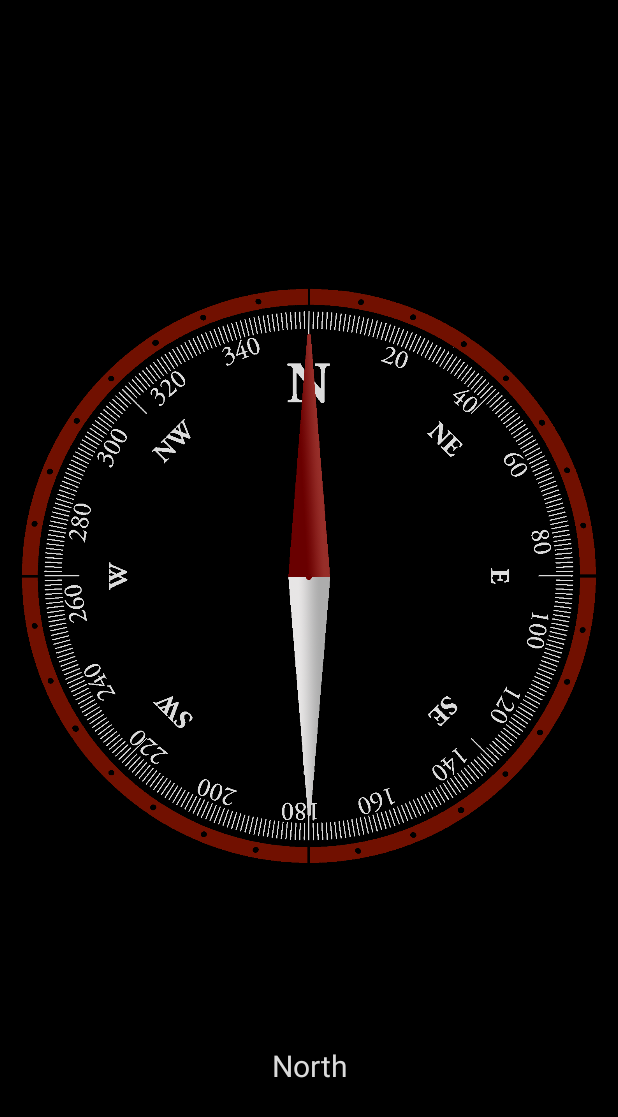
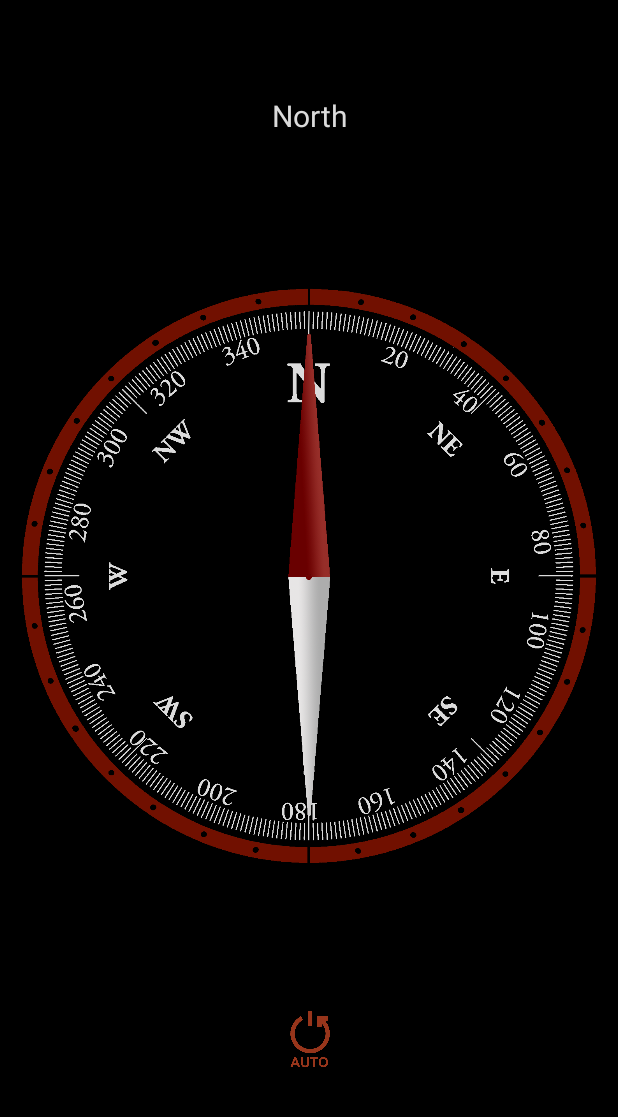
Before and after one commit to stephan-hoedtke/MobiCompass, an Android app: the screen it shows after launch (MainActivity), on a phone screen of 412 x 824 dp. Shown: the top 1117 px of the screen. Run offline under Robolectric (Android 15) with nearby library versions, the phone set to English and light mode, and no system bars; our stand-ins replace data binding, navigation-ui.

Commit message:
Switch automatic mode on off

```diff
--- a/app/src/main/java/com/stho/mobicompass/MainFragment.java
+++ b/app/src/main/java/com/stho/mobicompass/MainFragment.java
@@ -19,7 +19,7 @@ public class MainFragment extends Fragment {
     private final Handler handler = new Handler();
     private MainViewModel viewModel;
     private MainFragmentBinding binding;
-    private IOrientationFilter filter;
+    private OrientationSensorListener.IOrientationFilter filter;
     private OrientationSensorListener sensorListener ;
     public static MainFragment build() {
         return new MainFragment();
@@ -39,8 +39,8 @@ public class MainFragment extends Fragment {
     public View onCreateView(@NonNull LayoutInflater inflater, @Nullable ViewGroup container, @Nullable Bundle savedInstanceState) {
         binding = DataBindingUtil.inflate(inflater, R.layout.main_fragment, container, false);
         binding.compassRing.setOnRotateListener(delta -> viewModel.rotateRing(delta));
-        binding.compassRing.setOnDoubleTapListener(() -> viewModel.seek());
-        binding.headline.setOnClickListener(view -> viewModel.reset());
+        binding.compassRing.setOnDoubleTapListener(() -> viewModel.reset());
+        binding.buttonManualMode.setOnClickListener(view -> viewModel.toggleManualMode());
         viewModel.getRingAngleLD().observe(getViewLifecycleOwner(), this::observeRingAngle);
         viewModel.getNorthPointerPositionLD().observe(getViewLifecycleOwner(), this::observeNorthPointer);
         viewModel.getDirectionNameLD().observe(getViewLifecycleOwner(), this::observeDirection);
@@ -92,6 +92,8 @@ public class MainFragment extends Fragment {
     }
 
     private void observeManualMode(boolean manualMode) {
-        binding.headline.setTextColor(ContextCompat.getColor(requireContext(), manualMode ? R.color.colorPrimaryTextAccent : R.color.colorPrimaryText));
+        binding.buttonManualMode.setImageResource(
+                manualMode ? R.drawable.manual : R.drawable.auto
+        );
     }
 }
--- a/app/src/main/java/com/stho/mobicompass/MainViewModel.java
+++ b/app/src/main/java/com/stho/mobicompass/MainViewModel.java
@@ -42,21 +42,26 @@ public class MainViewModel extends AndroidViewModel {
     }
 
     void reset() {
-        manualModeLiveData.setValue(false);
-    }
-
-    void seek() {
-        manualModeLiveData.setValue(false);
+        manualModeLiveData.setValue(true);
+        ringAngleLiveData.setValue(0f);
     }
 
     void updateNorthPointer(Orientation orientation) {
-        double azimuth = orientation.getAzimuth();
-        northPointerPositionLiveData.postValue((float)azimuth);
-
-        if (isAutomaticMode()) {
-            ringAngleLiveData.postValue((float)azimuth);
+        double newAzimuth = orientation.getAzimuth();
+        float oldAzimuth = assureValue(northPointerPositionLiveData.getValue());
+        if (Math.abs(oldAzimuth - newAzimuth) > EPS) {
+            northPointerPositionLiveData.postValue((float) newAzimuth);
+            if (isAutomaticMode()) {
+                ringAngleLiveData.postValue((float) newAzimuth);
+            }
         }
     }
+
+    void toggleManualMode() {
+        manualModeLiveData.setValue(isAutomaticMode());
+    }
+
+    private static final double EPS = 0.0000001;
 
     private boolean isAutomaticMode() {
         return !assureValue(manualModeLiveData.getValue());
--- a/app/src/main/java/com/stho/mobicompass/OrientationFilter.java
+++ b/app/src/main/java/com/stho/mobicompass/OrientationFilter.java
@@ -1,16 +1,12 @@
 package com.stho.mobicompass;
 
-interface IOrientationFilter {
-    void onOrientationAnglesChanged(Quaternion orientation);
-    Orientation getCurrentOrientation();
 
-}
 /*
     The class takes updates of the orientation vector by listening to onOrientationChanged(rotationMatrix).
     The values will be stored and smoothed with acceleration.
     A handler will regularly read the updated smoothed orientation
  */
-class OrientationAccelerationFilter implements IOrientationFilter {
+class OrientationAccelerationFilter implements OrientationSensorListener.IOrientationFilter {
 
     private final QuaternionAcceleration acceleration = QuaternionAcceleration.create(DEFAULT_ACCELERATION_FACTOR);
 
--- a/app/src/main/java/com/stho/mobicompass/OrientationSensorListener.java
+++ b/app/src/main/java/com/stho/mobicompass/OrientationSensorListener.java
@@ -11,6 +11,11 @@ import android.view.WindowManager;
 
 public class OrientationSensorListener implements SensorEventListener {
 
+    interface IOrientationFilter {
+        void onOrientationAnglesChanged(Quaternion orientation);
+        Orientation getCurrentOrientation();
+
+    }
     private final IOrientationFilter filter;
     private final SensorManager sensorManager;
     private final WindowManager windowManager;
@@ -38,6 +43,9 @@ public class OrientationSensorListener implements SensorEventListener {
     public void onResume() {
         // TODO: for API30 you shall user: context.display.rotation
         display = windowManager.getDefaultDisplay();
+        hasMagnetometer = false;
+        hasAccelerationMagnetometer = false;
+        hasGyro = false;
         initializeRotationVectorSensor();
     }
 
--- a/app/src/main/res/layout/main_fragment.xml
+++ b/app/src/main/res/layout/main_fragment.xml
@@ -17,14 +17,14 @@
             android:layout_width="0dp"
             android:layout_height="0dp"
             android:orientation="horizontal"
-            app:layout_constraintGuide_percent="0.15" />
+            app:layout_constraintGuide_percent="0.20" />
 
         <androidx.constraintlayout.widget.Guideline
             android:id="@+id/horizontal_guideline2"
             android:layout_width="0dp"
             android:layout_height="0dp"
             android:orientation="horizontal"
-            app:layout_constraintGuide_percent="0.85" />
+            app:layout_constraintGuide_percent="0.80" />
 
         <FrameLayout
             android:layout_width="0dp"
@@ -72,11 +72,26 @@
             android:layout_height="wrap_content"
             android:layout_margin="@dimen/narrow_margin"
             android:text="@string/label_default_headline"
-            app:layout_constraintTop_toTopOf="@id/horizontal_guideline2"
-            app:layout_constraintBottom_toBottomOf="parent"
+            app:layout_constraintTop_toTopOf="parent"
+            app:layout_constraintBottom_toBottomOf="@id/horizontal_guideline1"
             android:textColor="@color/colorPrimaryText"
             android:textSize="20sp"
             android:textAlignment="center" />
 
+        <ImageView
+            android:id="@+id/button_manual_mode"
+            android:layout_width="@dimen/button_size"
+            android:layout_height="@dimen/button_size"
+            app:layout_constraintTop_toTopOf="@id/horizontal_guideline2"
+            app:layout_constraintBottom_toBottomOf="parent"
+            app:layout_constraintStart_toStartOf="parent"
+            app:layout_constraintEnd_toEndOf="parent"
+            android:clickable="true"
+            android:focusable="true"
+            android:background="?android:attr/selectableItemBackgroundBorderless"
+            android:src="@drawable/auto"
+            android:contentDescription="@string/label_toggle_manual_mode"
+            />
+
     </androidx.constraintlayout.widget.ConstraintLayout>
 </layout>
--- a/app/src/main/res/values/colors.xml
+++ b/app/src/main/res/values/colors.xml
@@ -5,7 +5,7 @@
     <color name="colorPrimaryLight">#7f0000</color>
     <color name="colorPrimaryDark">#000000</color>
     <color name="colorPrimaryText">#dbdbdb</color>
-    <color name="colorPrimaryTextAccent">#dd3a33</color>
+    <color name="colorPrimaryTextAccent">#e0cbcb</color>
     <color name="colorPrimaryTextDark">#711000</color>
     <color name="colorBackground">#000000</color>
 </resources>
--- a/app/src/main/res/values/dimen.xml
+++ b/app/src/main/res/values/dimen.xml
@@ -1,4 +1,5 @@
 <?xml version="1.0" encoding="utf-8"?>
 <resources>
     <dimen name="narrow_margin">11dp</dimen>
+    <dimen name="button_size">48dp</dimen>
 </resources>
--- a/app/src/main/res/values/strings.xml
+++ b/app/src/main/res/values/strings.xml
@@ -2,4 +2,5 @@
     <string name="app_name">Mobile Compass</string>
     <string name="label_default_headline">Northeast by east</string>
     <string name="label_empty" />
+    <string name="label_toggle_manual_mode">toggle manual mode</string>
 </resources>
--- a/app/src/main/res/values/styles.xml
+++ b/app/src/main/res/values/styles.xml
@@ -6,6 +6,7 @@
         <item name="colorPrimaryDark">@color/colorPrimaryDark</item>
         <item name="colorAccent">@color/colorAccent</item>
         <item name="actionBarTheme">@style/MyTheme.AppBarOverlay</item>
+        <item name="colorControlHighlight">@color/colorPrimaryTextAccent</item>
     </style>
 
     <style name="MyTheme.AppBarOverlay" parent="ThemeOverlay.AppCompat.Dark.ActionBar">
--- a/build.gradle
+++ b/build.gradle
@@ -21,7 +21,6 @@ allprojects {
     repositories {
         google()
         mavenCentral()
-
     }
 }
 
```
Also changed, not shown: app/build.gradle (+3 -4 lines), app/src/main/res/drawable/auto.png (added), app/src/main/res/drawable/manual.png (added), 1 other file.
